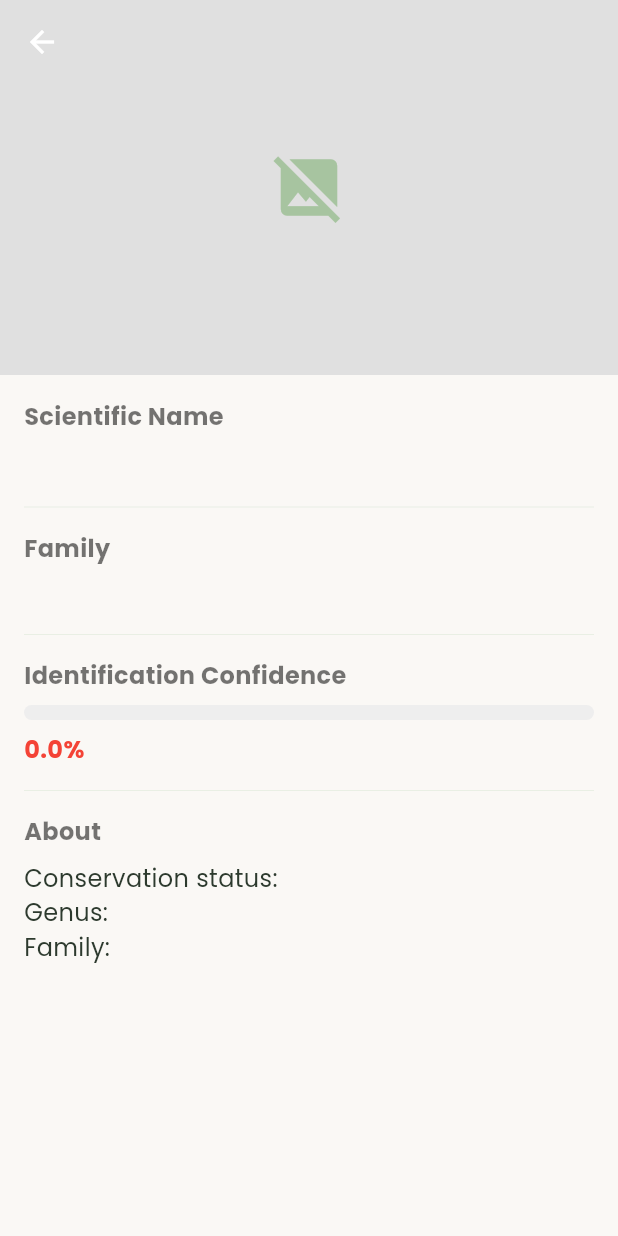
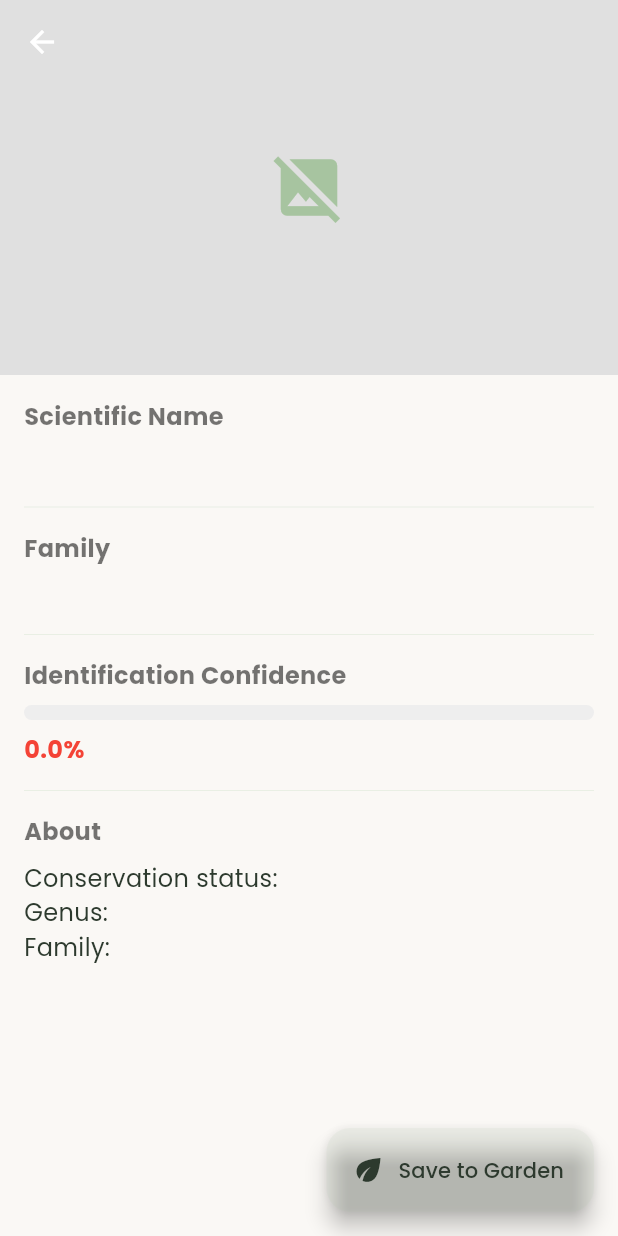
Before and after one commit to nendix/plantyze, a Flutter app: the PlantDetailsScreen screen opened directly with empty values, on a phone screen of 412 x 824 dp. Run offline on Flutter 3.47's test engine with Material 3 defaults, Android fonts, the light colour scheme and no system bars; our stand-ins replace cached_network_image, camera, connectivity_plus, flutter_dotenv, image_picker, permission_handler and 1 more; accounts and stored records are empty.

Commit message:
feat: add save to garden functionality with FAB

```diff
--- a/lib/screens/plant_details_screen.dart
+++ b/lib/screens/plant_details_screen.dart
@@ -1,11 +1,90 @@
 import 'package:flutter/material.dart';
 import 'package:cached_network_image/cached_network_image.dart';
 import 'package:plantyze/models/plant.dart';
+import 'package:plantyze/services/garden_service.dart';
 
-class PlantDetailsScreen extends StatelessWidget {
+class PlantDetailsScreen extends StatefulWidget {
   final Plant plant;
+  final GardenService gardenService;
 
-  const PlantDetailsScreen({super.key, required this.plant});
+  const PlantDetailsScreen({
+    super.key,
+    required this.plant,
+    required this.gardenService,
+  });
+
+  @override
+  State<PlantDetailsScreen> createState() => _PlantDetailsScreenState();
+}
+
+class _PlantDetailsScreenState extends State<PlantDetailsScreen> {
+  bool _isSaving = false;
+
+  Future<void> _savePlantToGarden() async {
+    if (_isSaving) return;
+
+    setState(() {
+      _isSaving = true;
+    });
+
+    try {
+      final success = await widget.gardenService.savePlant(widget.plant);
+
+      if (mounted) {
+        if (success) {
+          ScaffoldMessenger.of(context).showSnackBar(
+            SnackBar(
+              content: Row(
+                children: [
+                  const Icon(Icons.eco, color: Colors.white),
+                  const SizedBox(width: 8),
+                  Expanded(
+                    child: Text('${widget.plant.commonName} saved to your garden!'),
+                  ),
+                ],
+              ),
+              backgroundColor: Colors.green[600],
+              behavior: SnackBarBehavior.floating,
+            ),
+          );
+        } else {
+          ScaffoldMessenger.of(context).showSnackBar(
+            SnackBar(
+              content: Row(
+                children: [
+                  const Icon(Icons.info, color: Colors.white),
+                  const SizedBox(width: 8),
+                  Expanded(
+                    child: Text(
+                      '${widget.plant.commonName} is already in your garden',
+                    ),
+                  ),
+                ],
+              ),
+              backgroundColor: Colors.orange[600],
+              behavior: SnackBarBehavior.floating,
+            ),
+          );
+        }
+      }
+    } catch (e) {
+      if (mounted) {
+        ScaffoldMessenger.of(context).showSnackBar(
+          SnackBar(
+            content: Text('Failed to save plant: ${e.toString()}'),
+            backgroundColor: Colors.red[600],
+            behavior: SnackBarBehavior.floating,
+          ),
+        );
+      }
+    } finally {
+      if (mounted) {
+        setState(() {
+          _isSaving = false;
+        });
+      }
+    }
+  }
 
   @override
   Widget build(BuildContext context) {
@@ -16,6 +95,20 @@ class PlantDetailsScreen extends StatelessWidget {
           SliverToBoxAdapter(child: _buildBody(context)),
         ],
       ),
+      floatingActionButton: FloatingActionButton.extended(
+        onPressed: _isSaving ? null : _savePlantToGarden,
+        icon: _isSaving
+            ? const SizedBox(
+                width: 20,
+                height: 20,
+                child: CircularProgressIndicator(strokeWidth: 2),
+              )
+            : const Icon(Icons.eco),
+        label: Text(_isSaving ? 'Saving...' : 'Save to Garden'),
+        backgroundColor: widget.gardenService.isPlantSaved(widget.plant)
+            ? Colors.green[600]
+            : null,
+      ),
     );
   }
 
@@ -25,7 +118,7 @@ class PlantDetailsScreen extends StatelessWidget {
       pinned: true,
       flexibleSpace: FlexibleSpaceBar(
         title: Text(
-          plant.commonName,
+          widget.plant.commonName,
           style: const TextStyle(
             color: Colors.white,
             fontWeight: FontWeight.bold,
@@ -39,11 +132,11 @@ class PlantDetailsScreen extends StatelessWidget {
           ),
         ),
         background: Hero(
-          tag: 'plant_image_${plant.id}',
+          tag: 'plant_image_${widget.plant.id}',
           child:
-              plant.imageUrl.isNotEmpty
+              widget.plant.imageUrl.isNotEmpty
                   ? CachedNetworkImage(
-                    imageUrl: plant.imageUrl,
+                    imageUrl: widget.plant.imageUrl,
                     fit: BoxFit.cover,
                     placeholder:
                         (context, url) => Container(
@@ -84,7 +177,7 @@ class PlantDetailsScreen extends StatelessWidget {
           ),
           const SizedBox(height: 4),
           Text(
-            plant.scientificName,
+            widget.plant.scientificName,
             style: const TextStyle(fontSize: 20, fontStyle: FontStyle.italic),
           ),
 
@@ -100,7 +193,7 @@ class PlantDetailsScreen extends StatelessWidget {
             ),
           ),
           const SizedBox(height: 4),
-          Text(plant.family.scientificNameWithoutAuthor, style: const TextStyle(fontSize: 18)),
+          Text(widget.plant.family.scientificNameWithoutAuthor, style: const TextStyle(fontSize: 18)),
 
           const Divider(height: 32),
 
@@ -115,19 +208,19 @@ class PlantDetailsScreen extends StatelessWidget {
           ),
           const SizedBox(height: 8),
           LinearProgressIndicator(
-            value: plant.probability,
+            value: widget.plant.probability,
             backgroundColor: Colors.grey[200],
-            color: _getConfidenceColor(plant.probability),
+            color: _getConfidenceColor(widget.plant.probability),
             minHeight: 10,
             borderRadius: BorderRadius.circular(5),
           ),
           const SizedBox(height: 8),
           Text(
-            '${(plant.probability * 100).toStringAsFixed(1)}%',
+            '${(widget.plant.probability * 100).toStringAsFixed(1)}%',
             style: TextStyle(
               fontSize: 16,
               fontWeight: FontWeight.bold,
-              color: _getConfidenceColor(plant.probability),
+              color: _getConfidenceColor(widget.plant.probability),
             ),
           ),
 
@@ -144,16 +237,16 @@ class PlantDetailsScreen extends StatelessWidget {
           ),
           const SizedBox(height: 8),
           Text(
-            plant.description.isNotEmpty
-                ? plant.description
-                : 'No additional information available for this plant. You can search online for more details about ${plant.commonName} (${plant.scientificName}).',
+            widget.plant.description.isNotEmpty
+                ? widget.plant.description
+                : 'No additional information available for this plant. You can search online for more details about ${widget.plant.commonName} (${widget.plant.scientificName}).',
             style: const TextStyle(fontSize: 16),
           ),
 
           const SizedBox(height: 32),
 
           // Similar images if available
-          if (plant.similarImages.isNotEmpty) ...[
+          if (widget.plant.similarImages.isNotEmpty) ...[
             const Text(
               'Similar Images',
               style: TextStyle(
@@ -167,14 +260,14 @@ class PlantDetailsScreen extends StatelessWidget {
               height: 120,
               child: ListView.builder(
                 scrollDirection: Axis.horizontal,
-                itemCount: plant.similarImages.length,
+                itemCount: widget.plant.similarImages.length,
                 itemBuilder: (context, index) {
                   return Padding(
                     padding: const EdgeInsets.only(right: 8.0),
                     child: ClipRRect(
                       borderRadius: BorderRadius.circular(8),
                       child: CachedNetworkImage(
-                        imageUrl: plant.similarImages[index],
+                        imageUrl: widget.plant.similarImages[index],
                         width: 120,
                         height: 120,
                         fit: BoxFit.cover,
```
